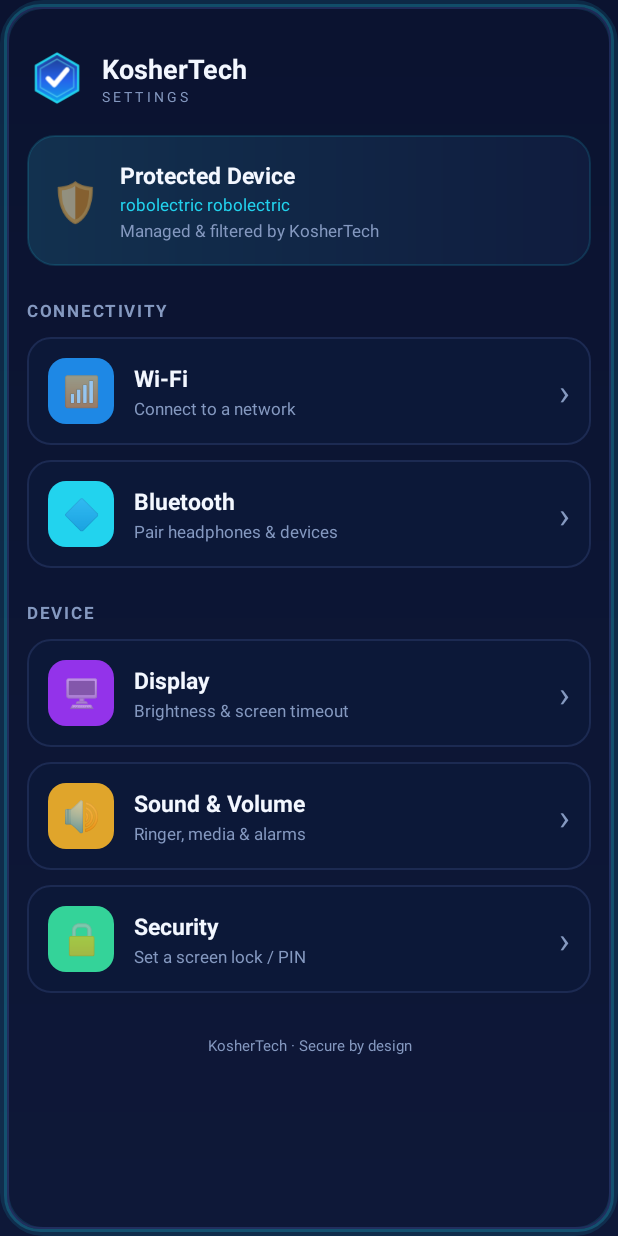
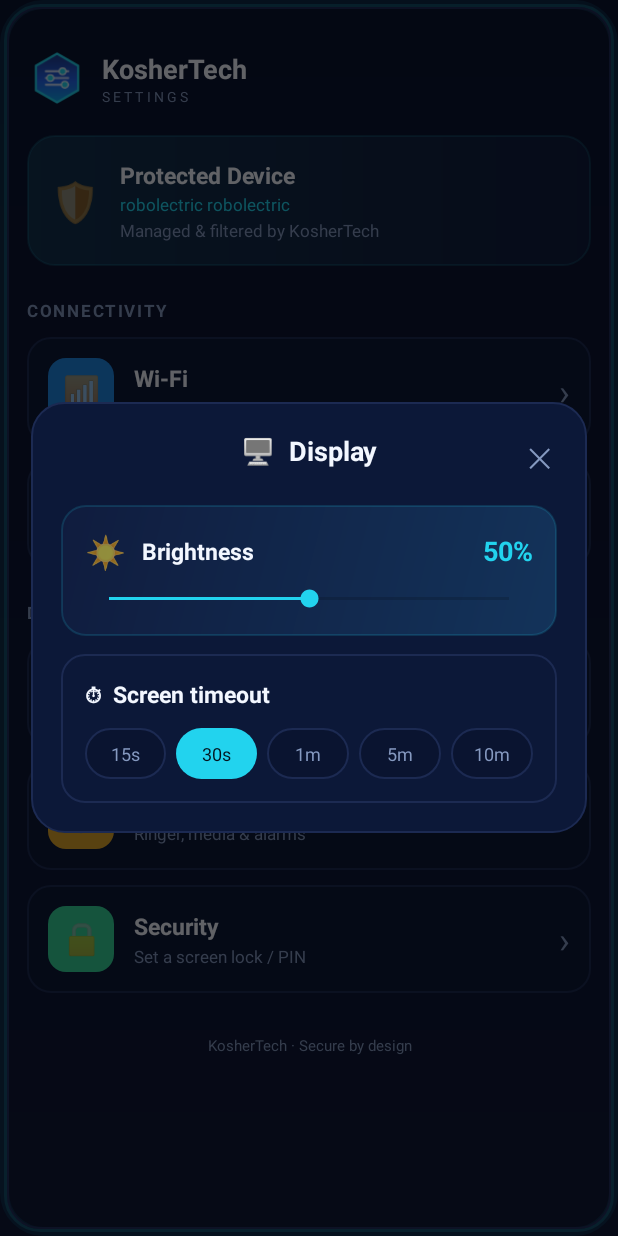
Before and after one commit to mechelr/koshertech-hub, an Android app: the screen it shows after launch (MainActivity), after a tap on "🖥️", on a phone screen of 412 x 824 dp. Run offline under Robolectric (Android 15) with nearby library versions, the phone set to English and light mode, and no system bars.

Commit message:
Settings app: native in-app Display control (brightness + screen timeout), distinct sliders icon
Co-Authored-By: Claude Opus 4.8 <noreply@anthropic.com>
Claude-Session: https://claude.ai/code/session_01HjMumjTBZr6SCSHEvWaF2F

```diff
--- a/settingsapp/app/src/main/java/com/koshertech/settings/MainActivity.kt
+++ b/settingsapp/app/src/main/java/com/koshertech/settings/MainActivity.kt
@@ -2,11 +2,18 @@ package com.koshertech.settings
 
 import android.animation.ObjectAnimator
 import android.animation.ValueAnimator
+import android.app.Dialog
 import android.content.Intent
+import android.net.Uri
 import android.os.Build
 import android.os.Bundle
 import android.provider.Settings
+import android.view.Gravity
 import android.view.View
+import android.view.ViewGroup
+import android.view.Window
+import android.widget.LinearLayout
+import android.widget.SeekBar
 import android.widget.TextView
 import android.widget.Toast
 import androidx.appcompat.app.AppCompatActivity
@@ -19,7 +26,7 @@ class MainActivity : AppCompatActivity() {
 
         findViewById<View>(R.id.tileWifi).setOnClickListener { openWifi() }
         findViewById<View>(R.id.tileBluetooth).setOnClickListener { open(Settings.ACTION_BLUETOOTH_SETTINGS) }
-        findViewById<View>(R.id.tileDisplay).setOnClickListener { open(Settings.ACTION_DISPLAY_SETTINGS) }
+        findViewById<View>(R.id.tileDisplay).setOnClickListener { showDisplayDialog() }
         findViewById<View>(R.id.tileSound).setOnClickListener { openVolume() }
         findViewById<View>(R.id.tileSecurity).setOnClickListener { openScreenLock() }
 
@@ -38,14 +45,10 @@ class MainActivity : AppCompatActivity() {
     }
 
     private fun open(action: String) {
-        try {
-            startActivity(Intent(action))
-        } catch (e: Exception) {
-            Toast.makeText(this, "Not available on this device.", Toast.LENGTH_SHORT).show()
-        }
+        try { startActivity(Intent(action)) }
+        catch (e: Exception) { Toast.makeText(this, "Not available on this device.", Toast.LENGTH_SHORT).show() }
     }
 
-    // Wi-Fi: use the inline quick panel on Android 10+ (doesn't expose full Settings).
     private fun openWifi() {
         if (Build.VERSION.SDK_INT >= Build.VERSION_CODES.Q) {
             try { startActivity(Intent(Settings.Panel.ACTION_WIFI)); return } catch (e: Exception) {}
@@ -60,9 +63,117 @@ class MainActivity : AppCompatActivity() {
         open(Settings.ACTION_SOUND_SETTINGS)
     }
 
-    // Jump straight to the "set screen lock" flow.
     private fun openScreenLock() {
         try { startActivity(Intent("android.app.action.SET_NEW_PASSWORD")); return } catch (e: Exception) {}
         open(Settings.ACTION_SECURITY_SETTINGS)
     }
+
+    // ---- Native Display control (brightness + screen timeout) — no system page ----
+    private fun customDialog(view: View): Dialog {
+        val d = Dialog(this)
+        d.requestWindowFeature(Window.FEATURE_NO_TITLE)
+        d.setContentView(view)
+        d.window?.setBackgroundDrawableResource(android.R.color.transparent)
+        val w = (resources.displayMetrics.widthPixels * 0.90).toInt()
+        d.window?.setLayout(w, ViewGroup.LayoutParams.WRAP_CONTENT)
+        return d
+    }
+
+    private fun canWrite(): Boolean {
+        return if (Build.VERSION.SDK_INT >= Build.VERSION_CODES.M) Settings.System.canWrite(this) else true
+    }
+
+    private fun showDisplayDialog() {
+        val view = layoutInflater.inflate(R.layout.dialog_display, null)
+        val dialog = customDialog(view)
+
+        val grantBanner = view.findViewById<View>(R.id.grantBanner)
+        grantBanner.visibility = if (canWrite()) View.GONE else View.VISIBLE
+        view.findViewById<View>(R.id.grantBtn).setOnClickListener {
+            try {
+                val i = Intent(Settings.ACTION_MANAGE_WRITE_SETTINGS)
+                i.data = Uri.parse("package:" + packageName)
+                startActivity(i)
+            } catch (e: Exception) {
+                open(Settings.ACTION_MANAGE_WRITE_SETTINGS)
+            }
+        }
+
+        // Brightness
+        val slider = view.findViewById<SeekBar>(R.id.brightnessSlider)
+        val pct = view.findViewById<TextView>(R.id.brightnessPct)
+        val cur = try { Settings.System.getInt(contentResolver, Settings.System.SCREEN_BRIGHTNESS) } catch (e: Exception) { 128 }
+        slider.progress = cur
+        pct.text = (cur * 100 / 255).toString() + "%"
+        slider.setOnSeekBarChangeListener(object : SeekBar.OnSeekBarChangeListener {
+            override fun onProgressChanged(sb: SeekBar?, p: Int, fromUser: Boolean) {
+                pct.text = (p * 100 / 255).toString() + "%"
+                if (!fromUser) return
+                if (canWrite()) {
+                    try {
+                        Settings.System.putInt(contentResolver,
+                            Settings.System.SCREEN_BRIGHTNESS_MODE,
+                            Settings.System.SCREEN_BRIGHTNESS_MODE_MANUAL)
+                        Settings.System.putInt(contentResolver,
+                            Settings.System.SCREEN_BRIGHTNESS, if (p < 10) 10 else p)
+                    } catch (e: Exception) {}
+                } else {
+                    grantBanner.visibility = View.VISIBLE
+                }
+            }
+            override fun onStartTrackingTouch(sb: SeekBar?) {}
+            override fun onStopTrackingTouch(sb: SeekBar?) {}
+        })
+
+        // Screen timeout chips
+        val row = view.findViewById<LinearLayout>(R.id.timeoutRow)
+        val labels = arrayOf("15s", "30s", "1m", "5m", "10m")
+        val values = intArrayOf(15000, 30000, 60000, 300000, 600000)
+        val curTimeout = try { Settings.System.getInt(contentResolver, Settings.System.SCREEN_OFF_TIMEOUT) } catch (e: Exception) { 30000 }
+        val chips = ArrayList<TextView>()
+        fun paint(selectedIndex: Int) {
+            for (i in chips.indices) {
+                val chip = chips[i]
+                if (i == selectedIndex) {
+                    chip.setBackgroundResource(R.drawable.bg_request)
+                    chip.setTextColor(0xFF04121C.toInt())
+                } else {
+                    chip.setBackgroundResource(R.drawable.bg_ghost)
+                    chip.setTextColor(0xFF8599C0.toInt())
+                }
+            }
+        }
+        for (i in labels.indices) {
+            val chip = TextView(this)
+            chip.text = labels[i]
+            chip.textSize = 12f
+            chip.gravity = Gravity.CENTER
+            chip.setPadding(0, dp(9), 0, dp(9))
+            val lp = LinearLayout.LayoutParams(0, ViewGroup.LayoutParams.WRAP_CONTENT, 1f)
+            if (i > 0) lp.marginStart = dp(7)
+            chip.layoutParams = lp
+            chip.isClickable = true
+            val idx = i
+            chip.setOnClickListener {
+                if (canWrite()) {
+                    try {
+                        Settings.System.putInt(contentResolver, Settings.System.SCREEN_OFF_TIMEOUT, values[idx])
+                        paint(idx)
+                    } catch (e: Exception) {}
+                } else {
+                    grantBanner.visibility = View.VISIBLE
+                }
+            }
+            chips.add(chip)
+            row.addView(chip)
+        }
+        var sel = 1
+        for (i in values.indices) { if (values[i] == curTimeout) sel = i }
+        paint(sel)
+
+        view.findViewById<View>(R.id.closeX).setOnClickListener { dialog.dismiss() }
+        dialog.show()
+    }
+
+    private fun dp(v: Int): Int = (v * resources.displayMetrics.density).toInt()
 }
--- /dev/null
+++ b/settingsapp/app/src/main/res/drawable/bg_bright.xml
@@ -0,0 +1,6 @@
+<?xml version="1.0" encoding="utf-8"?>
+<shape xmlns:android="http://schemas.android.com/apk/res/android" android:shape="rectangle">
+    <gradient android:startColor="#13335A" android:endColor="#101C3E" android:angle="135"/>
+    <stroke android:width="1dp" android:color="#2622D3EE"/>
+    <corners android:radius="16dp"/>
+</shape>
--- /dev/null
+++ b/settingsapp/app/src/main/res/drawable/bg_dialog.xml
@@ -0,0 +1,6 @@
+<?xml version="1.0" encoding="utf-8"?>
+<shape xmlns:android="http://schemas.android.com/apk/res/android" android:shape="rectangle">
+    <solid android:color="@color/card"/>
+    <stroke android:width="1dp" android:color="@color/line"/>
+    <corners android:radius="22dp"/>
+</shape>
--- /dev/null
+++ b/settingsapp/app/src/main/res/drawable/bg_ghost.xml
@@ -0,0 +1,6 @@
+<?xml version="1.0" encoding="utf-8"?>
+<shape xmlns:android="http://schemas.android.com/apk/res/android" android:shape="rectangle">
+    <solid android:color="#0A1430"/>
+    <stroke android:width="1dp" android:color="@color/line"/>
+    <corners android:radius="20dp"/>
+</shape>
--- /dev/null
+++ b/settingsapp/app/src/main/res/drawable/bg_request.xml
@@ -0,0 +1,5 @@
+<?xml version="1.0" encoding="utf-8"?>
+<shape xmlns:android="http://schemas.android.com/apk/res/android" android:shape="rectangle">
+    <solid android:color="#22D3EE"/>
+    <corners android:radius="20dp"/>
+</shape>
--- a/settingsapp/app/src/main/res/drawable/ic_logo.xml
+++ b/settingsapp/app/src/main/res/drawable/ic_logo.xml
@@ -4,7 +4,7 @@
     android:viewportWidth="108"
     android:viewportHeight="108">
 
-    <!-- Filled background hexagon with navy -> blue gradient -->
+    <!-- Filled navy -> blue gradient hexagon -->
     <path android:pathData="M54,10 L92,32 L92,76 L54,98 L16,76 L16,32 Z">
         <aapt:attr xmlns:aapt="http://schemas.android.com/aapt"
             name="android:fillColor">
@@ -19,26 +19,29 @@
         </aapt:attr>
     </path>
 
-    <!-- Glowing cyan outer border -->
+    <!-- Glowing cyan border -->
     <path
         android:strokeColor="#FF22D3EE"
         android:strokeWidth="4"
         android:fillColor="#00000000"
         android:pathData="M54,10 L92,32 L92,76 L54,98 L16,76 L16,32 Z"/>
 
-    <!-- Inner accent ring -->
-    <path
-        android:strokeColor="#9967E8F5"
-        android:strokeWidth="2"
-        android:fillColor="#00000000"
-        android:pathData="M54,20 L84,37 L84,71 L54,88 L24,71 L24,37 Z"/>
+    <!-- Three slider tracks (settings/controls motif) -->
+    <path android:strokeColor="#CCE6F0FF" android:strokeWidth="4"
+        android:strokeLineCap="round" android:fillColor="#00000000"
+        android:pathData="M34,42 L74,42"/>
+    <path android:strokeColor="#CCE6F0FF" android:strokeWidth="4"
+        android:strokeLineCap="round" android:fillColor="#00000000"
+        android:pathData="M34,54 L74,54"/>
+    <path android:strokeColor="#CCE6F0FF" android:strokeWidth="4"
+        android:strokeLineCap="round" android:fillColor="#00000000"
+        android:pathData="M34,66 L74,66"/>
 
-    <!-- Bright white checkmark -->
-    <path
-        android:strokeColor="#FFFFFFFF"
-        android:strokeWidth="9"
-        android:strokeLineCap="round"
-        android:strokeLineJoin="round"
-        android:fillColor="#00000000"
-        android:pathData="M38,55 L49,66 L72,39"/>
+    <!-- Knobs -->
+    <path android:fillColor="#FF22D3EE" android:strokeColor="#FFFFFFFF" android:strokeWidth="2"
+        android:pathData="M64,42 m-6,0 a6,6 0 1,0 12,0 a6,6 0 1,0 -12,0"/>
+    <path android:fillColor="#FF22D3EE" android:strokeColor="#FFFFFFFF" android:strokeWidth="2"
+        android:pathData="M42,54 m-6,0 a6,6 0 1,0 12,0 a6,6 0 1,0 -12,0"/>
+    <path android:fillColor="#FF22D3EE" android:strokeColor="#FFFFFFFF" android:strokeWidth="2"
+        android:pathData="M68,66 m-6,0 a6,6 0 1,0 12,0 a6,6 0 1,0 -12,0"/>
 </vector>
--- /dev/null
+++ b/settingsapp/app/src/main/res/layout/dialog_display.xml
@@ -0,0 +1,142 @@
+<?xml version="1.0" encoding="utf-8"?>
+<LinearLayout xmlns:android="http://schemas.android.com/apk/res/android"
+    android:layout_width="match_parent"
+    android:layout_height="wrap_content"
+    android:orientation="vertical"
+    android:padding="20dp"
+    android:background="@drawable/bg_dialog">
+
+    <FrameLayout
+        android:layout_width="match_parent"
+        android:layout_height="wrap_content">
+        <TextView
+            android:layout_width="match_parent"
+            android:layout_height="wrap_content"
+            android:text="🖥️  Display"
+            android:textColor="@color/white"
+            android:textStyle="bold"
+            android:textSize="18sp"
+            android:gravity="center"
+            android:paddingHorizontal="24dp"/>
+        <TextView
+            android:id="@+id/closeX"
+            android:layout_width="wrap_content"
+            android:layout_height="wrap_content"
+            android:layout_gravity="end|center_vertical"
+            android:text="✕"
+            android:textColor="@color/muted"
+            android:textSize="18sp"
+            android:padding="4dp"
+            android:clickable="true"
+            android:focusable="true"/>
+    </FrameLayout>
+
+    <!-- Grant banner (shown only if permission not granted) -->
+    <LinearLayout
+        android:id="@+id/grantBanner"
+        android:layout_width="match_parent"
+        android:layout_height="wrap_content"
+        android:orientation="vertical"
+        android:background="@drawable/bg_ghost"
+        android:padding="14dp"
+        android:layout_marginTop="14dp"
+        android:visibility="gone">
+        <TextView
+            android:layout_width="match_parent"
+            android:layout_height="wrap_content"
+            android:text="Allow KosherTech to adjust the display"
+            android:textColor="@color/white"
+            android:textStyle="bold"
+            android:textSize="13sp"/>
+        <TextView
+            android:layout_width="match_parent"
+            android:layout_height="wrap_content"
+            android:text="One-time permission so the sliders can change brightness and timeout."
+            android:textColor="@color/muted"
+            android:textSize="11sp"
+            android:layout_marginTop="3dp"/>
+        <TextView
+            android:id="@+id/grantBtn"
+            android:layout_width="wrap_content"
+            android:layout_height="wrap_content"
+            android:text="Allow"
+            android:textColor="#04121C"
+            android:textStyle="bold"
+            android:textSize="13sp"
+            android:paddingHorizontal="22dp"
+            android:paddingVertical="8dp"
+            android:background="@drawable/bg_request"
+            android:layout_marginTop="10dp"
+            android:clickable="true"
+            android:focusable="true"/>
+    </LinearLayout>
+
+    <!-- Brightness card -->
+    <LinearLayout
+        android:layout_width="match_parent"
+        android:layout_height="wrap_content"
+        android:orientation="vertical"
+        android:background="@drawable/bg_bright"
+        android:padding="16dp"
+        android:layout_marginTop="16dp">
+        <LinearLayout
+            android:layout_width="match_parent"
+            android:layout_height="wrap_content"
+            android:orientation="horizontal"
+            android:gravity="center_vertical">
+            <TextView
+                android:layout_width="wrap_content"
+                android:layout_height="wrap_content"
+                android:text="☀️"
+                android:textSize="22sp"/>
+            <TextView
+                android:layout_width="0dp"
+                android:layout_height="wrap_content"
+                android:layout_weight="1"
+                android:text="Brightness"
+                android:textColor="@color/white"
+                android:textStyle="bold"
+                android:textSize="15sp"
+                android:layout_marginStart="10dp"/>
+            <TextView
+                android:id="@+id/brightnessPct"
+                android:layout_width="wrap_content"
+                android:layout_height="wrap_content"
+                android:text="50%"
+                android:textColor="@color/cyan"
+                android:textStyle="bold"
+                android:textSize="18sp"/>
+        </LinearLayout>
+        <SeekBar
+            android:id="@+id/brightnessSlider"
+            android:layout_width="match_parent"
+            android:layout_height="wrap_content"
+            android:layout_marginTop="8dp"
+            android:max="255"
+            android:progressTint="@color/cyan"
+            android:thumbTint="@color/cyan"/>
+    </LinearLayout>
+
+    <!-- Screen timeout card -->
+    <LinearLayout
+        android:layout_width="match_parent"
+        android:layout_height="wrap_content"
+        android:orientation="vertical"
+        android:background="@drawable/bg_card"
+        android:padding="16dp"
+        android:layout_marginTop="12dp">
+        <TextView
+            android:layout_width="wrap_content"
+            android:layout_height="wrap_content"
+            android:text="⏱  Screen timeout"
+            android:textColor="@color/white"
+            android:textStyle="bold"
+            android:textSize="15sp"/>
+        <LinearLayout
+            android:id="@+id/timeoutRow"
+            android:layout_width="match_parent"
+            android:layout_height="wrap_content"
+            android:orientation="horizontal"
+            android:layout_marginTop="12dp"/>
+    </LinearLayout>
+</LinearLayout>
```
Also changed, not shown: settingsapp/app/src/main/AndroidManifest.xml (+6 -1 lines).
